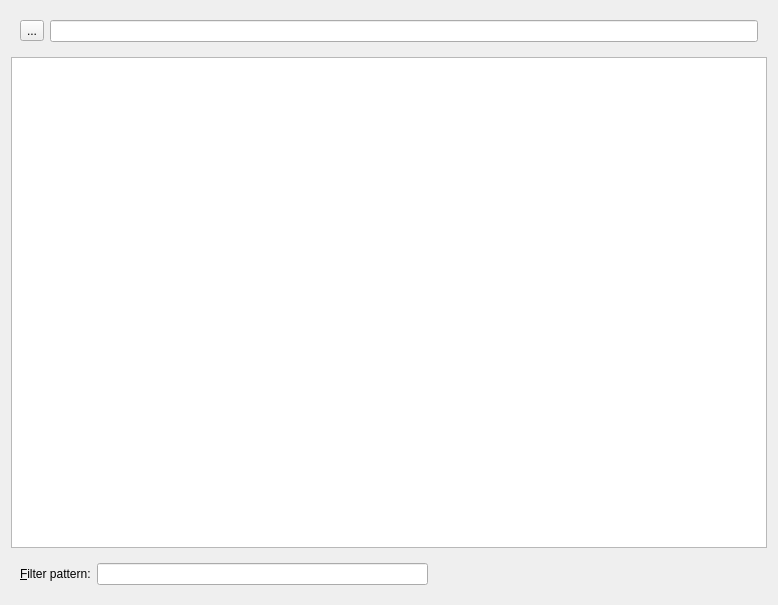
First picture: the form in src/gui/widgets/CollectionView.ui, repository gvansickle/AwesomeMediaLibraryManager, before the edit.
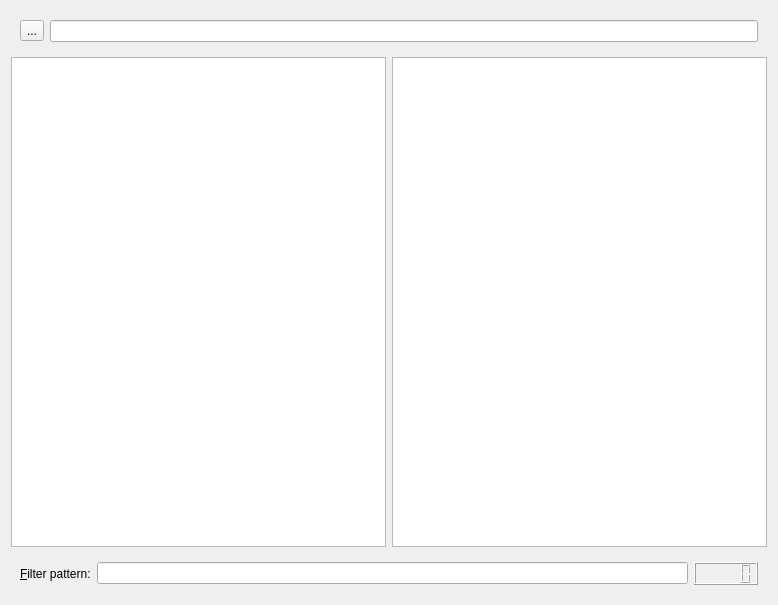
Second picture: the form after the edit. Custom widgets are drawn as their Qt base class.

```diff
--- a/src/gui/widgets/CollectionView.ui
+++ b/src/gui/widgets/CollectionView.ui
@@ -13,8 +13,6 @@
   <property name="windowTitle">
    <string>Form</string>
   </property>
-  <layout class="QGridLayout" name="gridLayout">
-   <item row="0" column="0">
     <layout class="QVBoxLayout" name="verticalLayout">
      <item>
       <widget class="QFrame" name="frame">
@@ -33,26 +31,20 @@
       </widget>
      </item>
      <item>
-      <widget class="QTableView" name="tableView"/>
+    <layout class="QHBoxLayout" name="horizontalLayout">
+     <item>
+      <widget class="QTreeView" name="treeView"/>
+     </item>
+     <item>
+      <widget class="QTreeView" name="treeView_exp"/>
+     </item>
+    </layout>
      </item>
      <item>
       <widget class="QFrame" name="frame_2">
        <layout class="QGridLayout" name="gridLayout_3">
-        <item row="0" column="1">
-         <widget class="FilterWidget" name="CTRLFFilterWidget"/>
-        </item>
         <item row="0" column="2">
-         <spacer name="horizontalSpacer">
-          <property name="orientation">
-           <enum>Qt::Horizontal</enum>
-          </property>
-          <property name="sizeHint" stdset="0">
-           <size>
-            <width>40</width>
-            <height>20</height>
-           </size>
-          </property>
-         </spacer>
+       <widget class="QLCDNumber" name="lcdNumber_num_hits"/>
         </item>
         <item row="0" column="0">
          <widget class="QLabel" name="label">
@@ -64,10 +56,11 @@
           </property>
          </widget>
         </item>
-       </layout>
-      </widget>
-     </item>
-    </layout>
+      <item row="0" column="1">
+       <widget class="FilterWidget" name="CTRLFFilterWidget"/>
+      </item>
+     </layout>
+    </widget>
    </item>
   </layout>
  </widget>
```
Lines whose indentation alone changed are shown as unchanged.
